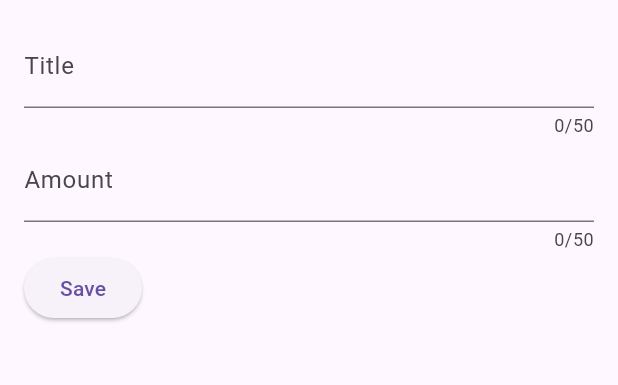
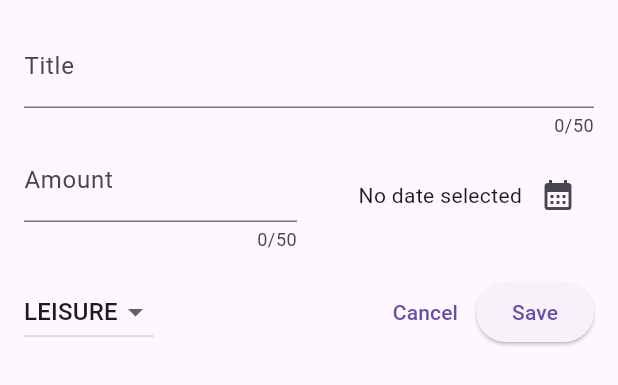
Before and after one commit to IsroilovA/ExpenseTracker, a Flutter app: the NewExpense widget shown alone on an empty page, opened directly, on a phone screen of 412 x 824 dp. Shown: the top 385 px of the screen. Run offline on Flutter 3.47's test engine with Material 3 defaults, Android fonts, the phone set to English and light mode, and no system bars.

Commit message:
add screen updated

```diff
--- a/lib/widgets/new_expense.dart
+++ b/lib/widgets/new_expense.dart
@@ -1,4 +1,8 @@
+import 'package:expense_tracker/models/expense.dart';
 import 'package:flutter/material.dart';
+import 'package:intl/intl.dart';
+
+final formatter = DateFormat.yMd();
 
 class NewExpense extends StatefulWidget {
   const NewExpense({super.key});
@@ -11,12 +15,31 @@ class NewExpense extends StatefulWidget {
 
 class _NewExpenseState extends State<NewExpense> {
   final _titleController = TextEditingController();
+  final _amountController = TextEditingController();
+  DateTime? _selectedDate;
+  Category _selectedCategory = Category.leisure;
+  void _presentDatePicker() async {
+    final now = DateTime.now();
+    final firstDate = DateTime(now.year - 1, now.month, now.day);
+
+    final pickedDate = await showDatePicker(
+      context: context,
+      initialDate: now,
+      firstDate: firstDate,
+      lastDate: now,
+    );
+    setState(() {
+      _selectedDate = pickedDate;
+    });
+  }
 
   @override
   void dispose() {
     _titleController.dispose();
+    _amountController.dispose();
     super.dispose();
   }
+
   @override
   Widget build(BuildContext context) {
     return Padding(
@@ -30,15 +53,74 @@ class _NewExpenseState extends State<NewExpense> {
               label: Text("Title"),
             ),
           ),
-          TextField(
-            controller: _titleController,
-            maxLength: 50,
-            decoration: const InputDecoration(
-              label: Text("Amount"),
-            ),
-          ),
           Row(
             children: [
+              Expanded(
+                child: TextField(
+                  controller: _amountController,
+                  maxLength: 50,
+                  decoration: const InputDecoration(
+                    prefixText: '\$ ',
+                    label: Text("Amount"),
+                  ),
+                  keyboardType: TextInputType.number,
+                ),
+              ),
+              const SizedBox(width: 16),
+              Expanded(
+                child: Row(
+                  mainAxisAlignment: MainAxisAlignment.end,
+                  crossAxisAlignment: CrossAxisAlignment.center,
+                  children: [
+                    Text(
+                      _selectedDate == null
+                          ? "No date selected"
+                          : formatter.format(_selectedDate!),
+                    ),
+                    IconButton(
+                      onPressed: _presentDatePicker,
+                      icon: const Icon(
+                        Icons.calendar_month,
+                      ),
+                    ),
+                  ],
+                ),
+              ),
+            ],
+          ),
+          const SizedBox(height: 16),
+          Row(
+            children: [
+              DropdownButton(
+                value: _selectedCategory,
+                items: Category.values
+                    .map(
+                      (category) => DropdownMenuItem(
+                        value: category,
+                        child: Text(
+                          category.name.toUpperCase(),
+                        ),
+                      ),
+                    )
+                    .toList(),
+                onChanged: (value) {
+                  if (value == null) {
+                    return;
+                  }
+                  setState(
+                    () {
+                      _selectedCategory = value;
+                    },
+                  );
+                },
+              ),
+              const Spacer(),
+              TextButton(
+                onPressed: () {
+                  Navigator.pop(context);
+                },
+                child: const Text("Cancel"),
+              ),
               ElevatedButton(
                 onPressed: () {
                   print(_titleController.text);
```
